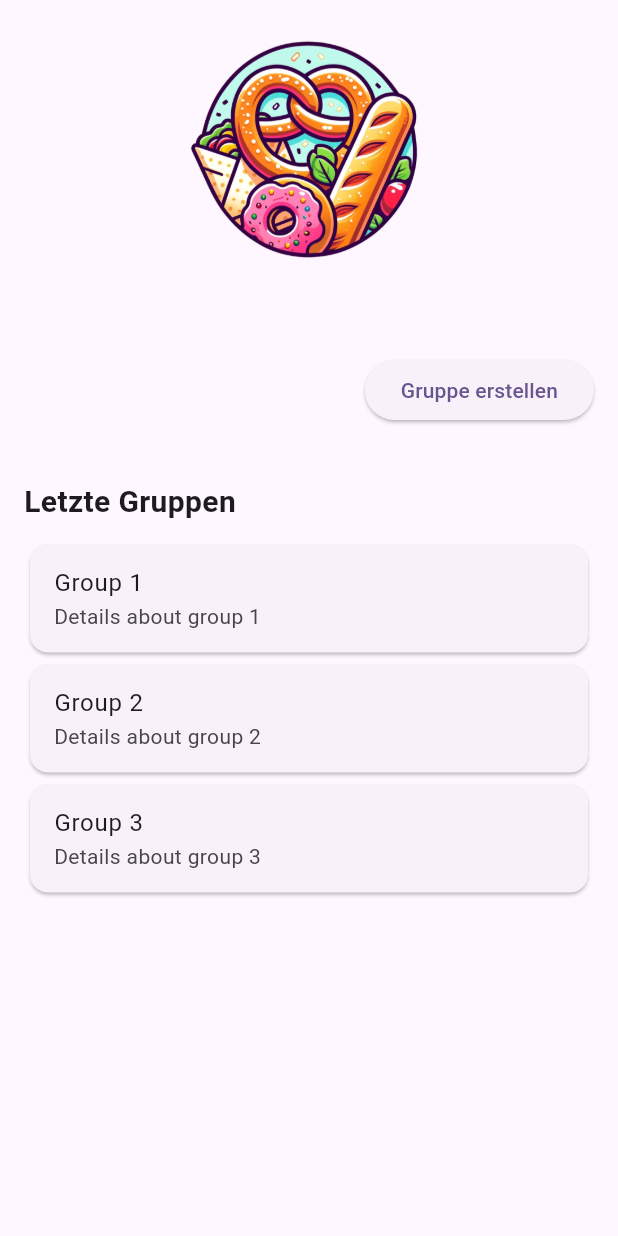
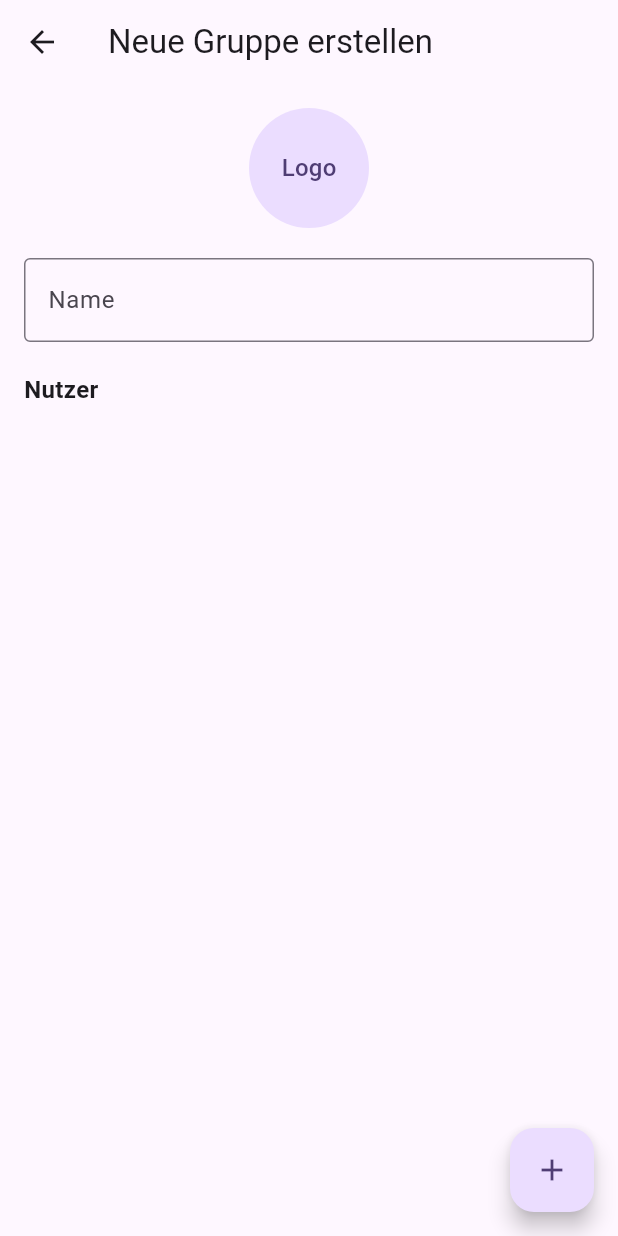
Before and after one commit to Domme533/Munchify, a Flutter app: the StartPage screen opened directly, after a tap on "Gruppe erstellen", on a phone screen of 412 x 824 dp. Run offline on Flutter 3.47's test engine with Material 3 defaults, Android fonts, the phone set to English and light mode, and no system bars; our stand-ins replace cloud_firestore, firebase_auth, firebase_core, firebase_database, image_picker; accounts and stored records are empty.

Commit message:
Group-Create Page added
Not complete yet

```diff
--- /dev/null
+++ b/munchify/lib/create_group_page.dart
@@ -0,0 +1,114 @@
+import 'package:flutter/material.dart';
+import 'package:image_picker/image_picker.dart';
+import 'dart:io';
+
+class CreateGroupPage extends StatefulWidget {
+  @override
+  _CreateGroupPageState createState() => _CreateGroupPageState();
+}
+
+class _CreateGroupPageState extends State<CreateGroupPage> {
+  List<String> availableUsers = ['User 1', 'User 2', 'User 3', 'User 4'];
+  List<String> selectedUsers = [];
+  File? _logoImage;
+  final ImagePicker _picker = ImagePicker();
+
+  Future<void> _pickLogoImage() async {
+    final pickedFile = await _picker.pickImage(source: ImageSource.gallery);
+
+    if (pickedFile != null) {
+      setState(() {
+        _logoImage = File(pickedFile.path);
+      });
+    }
+  }
+
+  void _addUser() {
+    showModalBottomSheet(
+      context: context,
+      builder: (context) {
+        return ListView.builder(
+          itemCount: availableUsers.length,
+          itemBuilder: (context, index) {
+            return ListTile(
+              title: Text(availableUsers[index]),
+              onTap: () {
+                setState(() {
+                  selectedUsers.add(availableUsers[index]);
+                  availableUsers.removeAt(index);
+                });
+                Navigator.pop(context);
+              },
+            );
+          },
+        );
+      },
+    );
+  }
+
+  @override
+  Widget build(BuildContext context) {
+    return Scaffold(
+      appBar: AppBar(
+        title: Text('Neue Gruppe erstellen'),
+      ),
+      body: Padding(
+        padding: const EdgeInsets.all(16.0),
+        child: Column(
+          children: [
+            // Logo placeholder with upload functionality
+            GestureDetector(
+              onTap: _pickLogoImage,
+              child: CircleAvatar(
+                radius: 40,
+                backgroundImage: _logoImage != null ? FileImage(_logoImage!) : null,
+                child: _logoImage == null ? Text('Logo') : null,
+              ),
+            ),
+            SizedBox(height: 20),
+
+            // Name field
+            TextField(
+              decoration: InputDecoration(
+                labelText: 'Name',
+                border: OutlineInputBorder(),
+              ),
+            ),
+            SizedBox(height: 20),
+
+            // Users section
+            Expanded(
+              child: Column(
+                crossAxisAlignment: CrossAxisAlignment.start,
+                children: [
+                  Text(
+                    'Nutzer',
+                    style: TextStyle(fontSize: 16, fontWeight: FontWeight.bold),
+                  ),
+                  SizedBox(height: 10),
+                  Expanded(
+                    child: ListView.builder(
+                      itemCount: selectedUsers.length,
+                      itemBuilder: (context, index) {
+                        return ListTile(
+                          title: Text(selectedUsers[index]),
+                        );
+                      },
+                    ),
+                  ),
+                  Align(
+                    alignment: Alignment.bottomRight,
+                    child: FloatingActionButton(
+                      onPressed: _addUser,
+                      child: Icon(Icons.add),
+                    ),
+                  ),
+                ],
+              ),
+            ),
+          ],
+        ),
+      ),
+    );
+  }
+}
--- a/munchify/lib/main.dart
+++ b/munchify/lib/main.dart
@@ -31,7 +31,7 @@ class MyApp extends StatelessWidget {
         colorScheme: ColorScheme.fromSeed(seedColor: Colors.deepPurple),
         useMaterial3: true,
       ),
-      home: PaymentPageOrder(),  // Setze die LoginPage als Startseite
+      home: StartPage(),  // Setze die LoginPage als Startseite
     );
   }
 }
--- a/munchify/lib/start_page.dart
+++ b/munchify/lib/start_page.dart
@@ -1,16 +1,10 @@
 import 'package:flutter/material.dart';
+import 'package:firebase_database/firebase_database.dart';
+  import 'package:cloud_firestore/cloud_firestore.dart';
+import 'package:munchify/create_group_page.dart';
 
 void main() {
-  runApp(MyApp());
-}
-
-class MyApp extends StatelessWidget {
-  @override
-  Widget build(BuildContext context) {
-    return MaterialApp(
-      home: StartPage(),
-    );
-  }
+  runApp(StartPage());
 }
 
 class StartPage extends StatelessWidget {
@@ -30,7 +24,7 @@ class StartPage extends StatelessWidget {
                 padding: const EdgeInsets.all(16.0),
                 child: ElevatedButton(
                   onPressed: () {
-                    // Add your onPressed code here!
+                    Navigator.push(context, MaterialPageRoute(builder: (context) => CreateGroupPage()));
                   },
                   child: Text('Gruppe erstellen'),
                 ),
@@ -77,3 +71,7 @@ class StartPage extends StatelessWidget {
     );
   }
 }
+
+void createGroup(){
+
+}
--- a/munchify/pubspec.yaml
+++ b/munchify/pubspec.yaml
@@ -38,6 +38,9 @@ dependencies:
   firebase_core: ^2.27.0
   flutterfire_cli: ^1.0.0
   firebase_auth: ^4.17.8
+  firebase_database: ^10.4.9
+  cloud_firestore: ^4.15.8
+  image_picker: ^1.0.8
 
 dev_dependencies:
   flutter_test:
```
Also changed, not shown: 5 other files.
